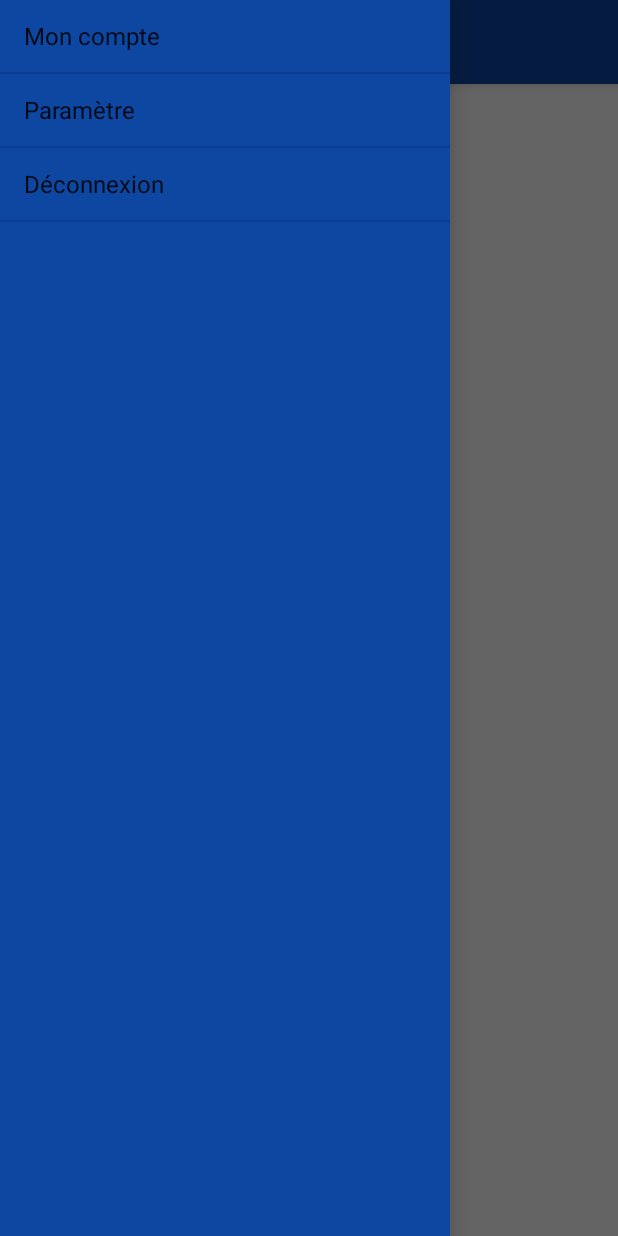
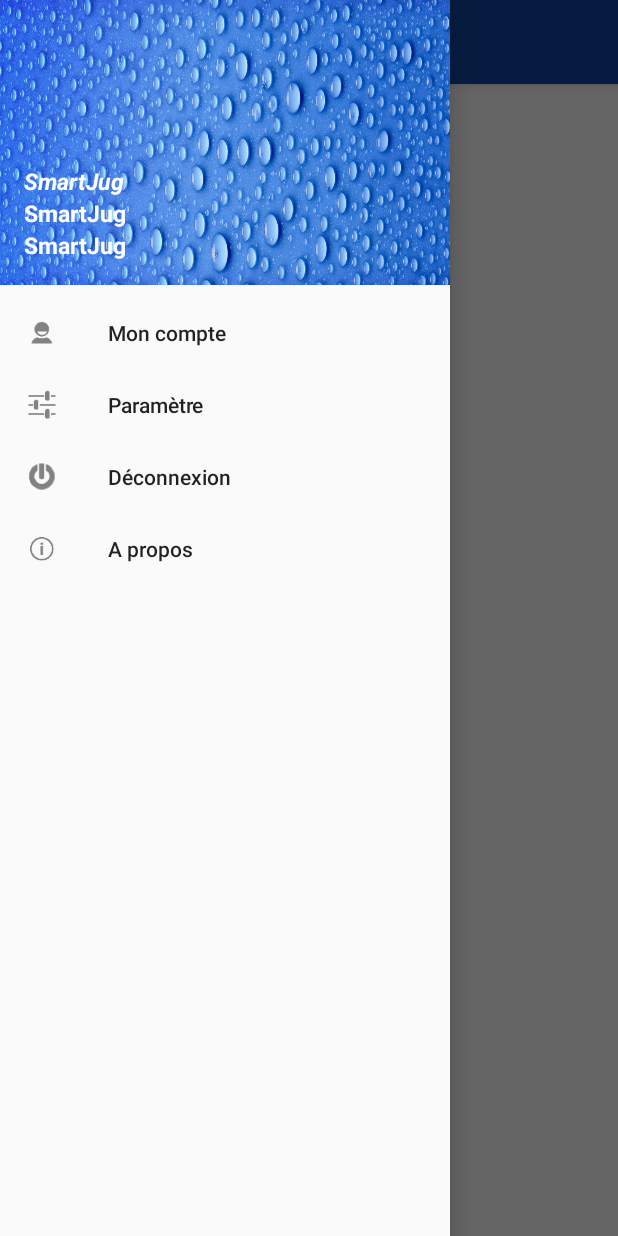
Before and after one commit to irvinemanouana/smartjug, an Android app: the MainActivity screen opened directly, with no data from a screen before it, with the side drawer open, on a phone screen of 412 x 824 dp. Run offline under Robolectric (Android 15) with nearby library versions, the phone set to English and light mode, and no system bars; 4 statements that could not run were skipped.

Commit message:
NavigationView and header implemented

```diff
--- a/app/src/main/java/com/dev/christopher/smartjug/MainActivity.java
+++ b/app/src/main/java/com/dev/christopher/smartjug/MainActivity.java
@@ -8,6 +8,7 @@
 import android.os.PersistableBundle;
 import android.support.annotation.NonNull;
 import android.support.annotation.Nullable;
+import android.support.design.widget.NavigationView;
 import android.support.v4.app.ActivityCompat;
 import android.support.v4.widget.DrawerLayout;
 import android.support.v7.app.ActionBarDrawerToggle;
@@ -33,12 +34,11 @@
 public class MainActivity extends AppCompatActivity implements
         GoogleApiClient.ConnectionCallbacks, GoogleApiClient.OnConnectionFailedListener {
     private User user;
-    private ListView drawerListView;
     private DrawerLayout drawerLayout;
     private ActionBarDrawerToggle drawerToggle;
-    private TextView nameTextView, lastnameTextView, emailTextView;
+    private NavigationView navigationView;
+    private TextView name, lastname, email;
     private Toolbar toolbar;
-    String userMail;
     private GoogleApiClient googleBuilder;
     private Location lastLocation;
 
@@ -81,8 +81,15 @@
         drawerToggle.syncState();
 
         user = SavePreferences.newInstance(getApplicationContext()).getUserData();
-        userMail = user.getName();
 
+        navigationView = (NavigationView) findViewById(R.id.menu_navigation);
+        View headerDrawer = navigationView.inflateHeaderView(R.layout.header_drawer);
+        name = (TextView) headerDrawer.findViewById(R.id.name);
+        lastname = (TextView) headerDrawer.findViewById(R.id.lastname);
+        email = (TextView) headerDrawer.findViewById(R.id.email);
+        name.setText(user.getName());
+        lastname.setText(user.getLastname());
+        email.setText(user.getEmail());
 
        /* nameTextView = (TextView) findViewById(R.id.name_area);
         lastnameTextView = (TextView) findViewById(R.id.lastname_area);
@@ -92,28 +99,7 @@
         lastnameTextView.setText(user.getLastname());
         emailTextView.setText(user.getEmail());
 */
-        drawerListView = (ListView) findViewById(R.id.drawer_list);
-        ArrayAdapter adapter = new ArrayAdapter(this, android.R.layout.simple_list_item_1, getResources().getTextArray(R.array.item_menu));
-        drawerListView.setAdapter(adapter);
-        drawerListView.setOnItemClickListener(new AdapterView.OnItemClickListener() {
-            @Override
-            public void onItemClick(AdapterView<?> parent, View view, int position, long id) {
-                String item = (String) parent.getItemAtPosition(position);
-                if (item.equals("Mon compte")){
-                    Intent intent = new Intent(getApplicationContext(), AccountActivity.class);
-                    startActivity(intent);
-                }
-                else if (item.equals("Paramètre"))
-                    Log.d("item", item);
-                else if (item.equals("Déconnexion")) {
-                    SavePreferences.newInstance(getApplicationContext()).DestroyUserSession();
-                    Intent intent = new Intent(getApplicationContext(), LoginActivity.class);
-                    startActivity(intent);
-                    finish();
-                }
 
-            }
-        });
     }
 
     @Override
--- a/app/src/main/res/layout/activity_main.xml
+++ b/app/src/main/res/layout/activity_main.xml
@@ -3,8 +3,10 @@
     xmlns:tools="http://schemas.android.com/tools"
     android:layout_width="match_parent"
     android:layout_height="match_parent"
+    xmlns:app="http://schemas.android.com/apk/res-auto"
     android:id="@+id/drawer_layout_main"
     tools:context="com.dev.christopher.smartjug.MainActivity">
+
     <include
         layout="@layout/include_activity_main" />
     <LinearLayout
@@ -17,10 +19,11 @@
         android:divider="@android:color/transparent"
         android:dividerHeight="0dp"
         android:background="@color/colorPrimary">
-        <ListView
-            android:id="@+id/drawer_list"
+        <android.support.design.widget.NavigationView
+            android:id="@+id/menu_navigation"
             android:layout_width="match_parent"
             android:layout_weight="1"
+            app:menu="@menu/navigation_menu_drawer"
             android:layout_height="0dp"/>
     </LinearLayout>
 
--- /dev/null
+++ b/app/src/main/res/layout/header_drawer.xml
@@ -0,0 +1,39 @@
+<?xml version="1.0" encoding="utf-8"?>
+<RelativeLayout xmlns:android="http://schemas.android.com/apk/res/android"
+    android:orientation="vertical"
+    android:layout_width="match_parent"
+    android:layout_height="@dimen/header_drawer"
+    android:background="@drawable/header">
+    <LinearLayout
+        android:padding="@dimen/activity_horizontal_margin"
+        android:orientation="vertical"
+        android:layout_alignParentBottom="true"
+        android:layout_width="match_parent"
+        android:layout_height="wrap_content">
+        <TextView
+            android:id="@+id/email"
+            android:textStyle="bold|italic"
+            android:text="@string/app_name"
+            android:textColor="@color/white"
+            android:singleLine="true"
+            android:textSize="@dimen/drawer_text_dimens"
+            android:layout_width="wrap_content"
+            android:layout_height="wrap_content" />
+        <TextView
+            android:id="@+id/name"
+            android:textStyle="bold"
+            android:text="@string/app_name"
+            android:textColor="@color/white"
+            android:textSize="@dimen/drawer_text_dimens"
+            android:layout_width="wrap_content"
+            android:layout_height="wrap_content" />
+        <TextView
+            android:id="@+id/lastname"
+            android:textStyle="bold"
+            android:textColor="@color/white"
+            android:textSize="@dimen/drawer_text_dimens"
+            android:text="@string/app_name"
+            android:layout_width="wrap_content"
+            android:layout_height="wrap_content" />
+    </LinearLayout>
+</RelativeLayout>
--- a/app/src/main/res/menu/navigation_menu_drawer.xml
+++ b/app/src/main/res/menu/navigation_menu_drawer.xml
@@ -1,4 +1,25 @@
 <?xml version="1.0" encoding="utf-8"?>
 <menu xmlns:android="http://schemas.android.com/apk/res/android">
+    <group android:checkableBehavior="single">
+        <item
+            android:icon="@drawable/ic_action_account"
+            android:title="Mon compte"
+            android:id="@+id/my_account"/>
+        <item
+            android:icon="@drawable/ic_action_settings"
+            android:title="Paramètre"
+            android:id="@+id/settings"/>
 
+        <item
+            android:icon="@drawable/ic_action_logout"
+            android:title="Déconnexion"
+            android:id="@+id/log_out"/>
+
+    </group>
+    <group android:checkableBehavior="single">
+        <item
+            android:icon="@drawable/ic_action_about"
+            android:title="A propos"
+           android:id="@+id/about" />
+    </group>
 </menu>
--- a/app/src/main/res/values/dimens.xml
+++ b/app/src/main/res/values/dimens.xml
@@ -3,4 +3,6 @@
     <dimen name="activity_horizontal_margin">16dp</dimen>
     <dimen name="activity_vertical_margin">16dp</dimen>
     <dimen name="drawer_list_dimens">300dp</dimen>
+    <dimen name="drawer_text_dimens">15dp</dimen>
+    <dimen name="header_drawer">190dp</dimen>
 </resources>
```
Also changed, not shown: app/src/main/res/drawable/header.jpg (added), app/src/main/res/drawable/waterwallpaper.jpg (deleted).
